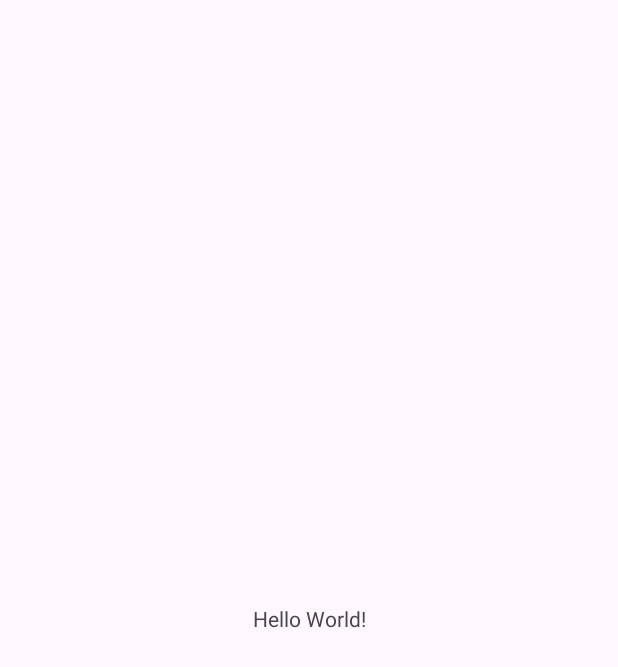
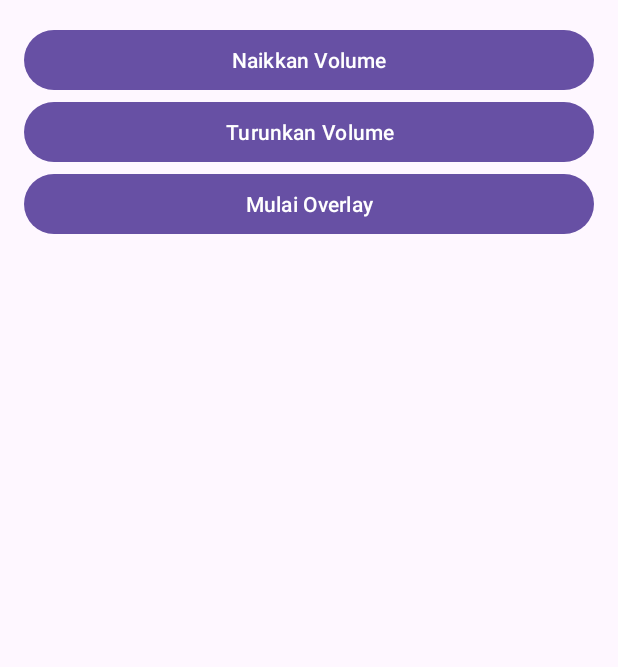
Before and after one commit to nudriin/VolumeR, an Android app: the screen it shows after launch (MainActivity), on a phone screen of 412 x 824 dp. Before the commit the part shown is almost empty. Shown: the top 667 px of the screen. Run offline under Robolectric (Android 15) with nearby library versions, the phone set to English and light mode, and no system bars.

Commit message:
feat: create main app functionality

```diff
--- a/app/src/main/java/com/nudriin/volumer/MainActivity.kt
+++ b/app/src/main/java/com/nudriin/volumer/MainActivity.kt
@@ -1,20 +1,71 @@
 package com.nudriin.volumer
 
+import android.content.Intent
+import android.media.AudioManager
+import android.net.Uri
 import android.os.Bundle
-import androidx.activity.enableEdgeToEdge
+import android.provider.Settings
+import android.widget.Button
+import android.widget.Toast
 import androidx.appcompat.app.AppCompatActivity
-import androidx.core.view.ViewCompat
-import androidx.core.view.WindowInsetsCompat
 
 class MainActivity : AppCompatActivity() {
+    private lateinit var audioManager: AudioManager
+
     override fun onCreate(savedInstanceState: Bundle?) {
         super.onCreate(savedInstanceState)
-        enableEdgeToEdge()
         setContentView(R.layout.activity_main)
-        ViewCompat.setOnApplyWindowInsetsListener(findViewById(R.id.main)) { v, insets ->
-            val systemBars = insets.getInsets(WindowInsetsCompat.Type.systemBars())
-            v.setPadding(systemBars.left, systemBars.top, systemBars.right, systemBars.bottom)
-            insets
+
+        audioManager = getSystemService(AUDIO_SERVICE) as AudioManager
+
+        findViewById<Button>(R.id.btnIncreaseVolume).setOnClickListener {
+            adjustVolume(AudioManager.ADJUST_RAISE)
+        }
+
+        findViewById<Button>(R.id.btnDecreaseVolume).setOnClickListener {
+            adjustVolume(AudioManager.ADJUST_LOWER)
+        }
+
+        findViewById<Button>(R.id.btnStartOverlay).setOnClickListener {
+            checkOverlayPermission()
         }
     }
+
+    private fun adjustVolume(direction: Int) {
+        audioManager.adjustVolume(direction, AudioManager.FLAG_SHOW_UI)
+    }
+
+    @Suppress("DEPRECATION")
+    private fun checkOverlayPermission() {
+        if (!Settings.canDrawOverlays(this)) {
+            val intent = Intent(
+                Settings.ACTION_MANAGE_OVERLAY_PERMISSION,
+                Uri.parse("package:$packageName")
+            )
+            startActivityForResult(intent, OVERLAY_PERMISSION_REQUEST_CODE)
+        } else {
+            startOverlayService()
+        }
+    }
+
+    private fun startOverlayService() {
+        val serviceIntent = Intent(this, VolumeOverlayService::class.java)
+        startService(serviceIntent)
+    }
+
+    @Deprecated("Deprecated in Java")
+    override fun onActivityResult(requestCode: Int, resultCode: Int, data: Intent?) {
+        super.onActivityResult(requestCode, resultCode, data)
+        if (requestCode == OVERLAY_PERMISSION_REQUEST_CODE) {
+            if (Settings.canDrawOverlays(this)) {
+                startOverlayService()
+            } else {
+                Toast.makeText(this, "Izin overlay diperlukan", Toast.LENGTH_SHORT).show()
+            }
+        }
+    }
+
+    companion object {
+        const val OVERLAY_PERMISSION_REQUEST_CODE = 1001
+    }
 }
--- a/app/src/main/res/layout/activity_main.xml
+++ b/app/src/main/res/layout/activity_main.xml
@@ -1,19 +1,25 @@
 <?xml version="1.0" encoding="utf-8"?>
-<androidx.constraintlayout.widget.ConstraintLayout xmlns:android="http://schemas.android.com/apk/res/android"
-    xmlns:app="http://schemas.android.com/apk/res-auto"
-    xmlns:tools="http://schemas.android.com/tools"
-    android:id="@+id/main"
+<LinearLayout xmlns:android="http://schemas.android.com/apk/res/android"
     android:layout_width="match_parent"
     android:layout_height="match_parent"
-    tools:context=".MainActivity">
+    android:orientation="vertical"
+    android:padding="16dp">
 
-    <TextView
-        android:layout_width="wrap_content"
+    <Button
+        android:id="@+id/btnIncreaseVolume"
+        android:layout_width="match_parent"
         android:layout_height="wrap_content"
-        android:text="Hello World!"
-        app:layout_constraintBottom_toBottomOf="parent"
-        app:layout_constraintEnd_toEndOf="parent"
-        app:layout_constraintStart_toStartOf="parent"
-        app:layout_constraintTop_toTopOf="parent" />
+        android:text="Naikkan Volume" />
 
-</androidx.constraintlayout.widget.ConstraintLayout>
+    <Button
+        android:id="@+id/btnDecreaseVolume"
+        android:layout_width="match_parent"
+        android:layout_height="wrap_content"
+        android:text="Turunkan Volume" />
+
+    <Button
+        android:id="@+id/btnStartOverlay"
+        android:layout_width="match_parent"
+        android:layout_height="wrap_content"
+        android:text="Mulai Overlay" />
+</LinearLayout>
```
